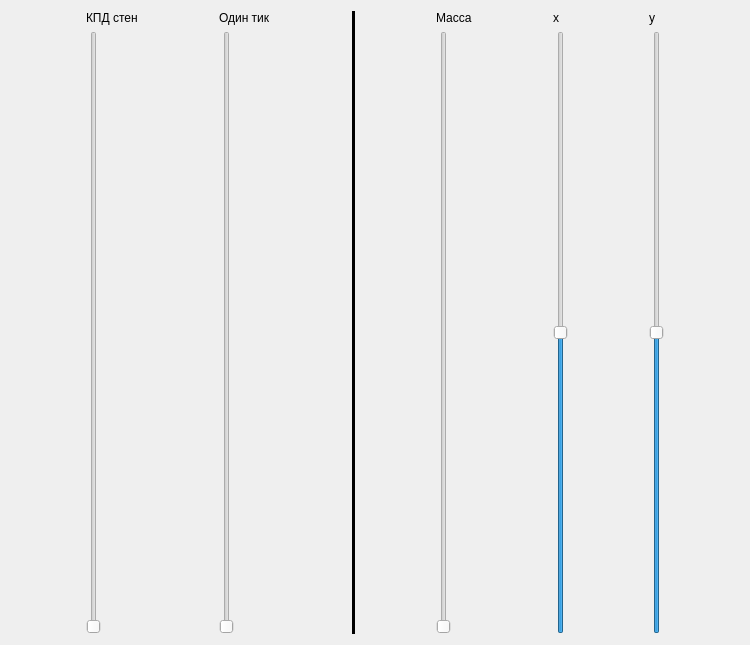
The window that design.ui (Migelit0/physics_engine) describes before a commit, drawn with Qt 5.
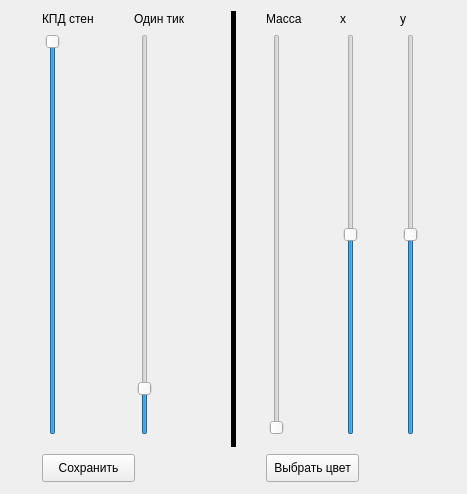
The same window after the commit.

Diff of the .ui file:
```diff
--- a/design.ui
+++ b/design.ui
@@ -6,30 +6,48 @@
    <rect>
     <x>0</x>
     <y>0</y>
-    <width>750</width>
-    <height>645</height>
+    <width>467</width>
+    <height>494</height>
    </rect>
   </property>
   <property name="windowTitle">
    <string>Form</string>
   </property>
-  <layout class="QGridLayout" name="gridLayout_2">
-   <item row="0" column="0">
     <widget class="QLabel" name="label_7">
+   <property name="geometry">
+    <rect>
+     <x>42</x>
+     <y>11</y>
+     <width>54</width>
+     <height>16</height>
+    </rect>
+   </property>
      <property name="text">
       <string>КПД стен</string>
      </property>
     </widget>
-   </item>
-   <item row="0" column="1">
     <widget class="QLabel" name="label_6">
+   <property name="geometry">
+    <rect>
+     <x>134</x>
+     <y>11</y>
+     <width>53</width>
+     <height>16</height>
+    </rect>
+   </property>
      <property name="text">
       <string>Один тик</string>
      </property>
     </widget>
-   </item>
-   <item row="0" column="2" rowspan="2">
     <widget class="Line" name="line_2">
+   <property name="geometry">
+    <rect>
+     <x>225</x>
+     <y>11</y>
+     <width>16</width>
+     <height>436</height>
+    </rect>
+   </property>
      <property name="sizePolicy">
       <sizepolicy hsizetype="Fixed" vsizetype="Minimum">
        <horstretch>0</horstretch>
@@ -52,7 +70,7 @@
       <enum>QFrame::Plain</enum>
      </property>
      <property name="lineWidth">
-      <number>10</number>
+    <number>5</number>
      </property>
      <property name="midLineWidth">
       <number>0</number>
@@ -61,44 +79,54 @@
       <enum>Qt::Vertical</enum>
      </property>
     </widget>
-   </item>
-   <item row="0" column="3">
     <widget class="QLabel" name="label_9">
+   <property name="geometry">
+    <rect>
+     <x>266</x>
+     <y>11</y>
+     <width>36</width>
+     <height>16</height>
+    </rect>
+   </property>
      <property name="text">
       <string>Масса</string>
      </property>
     </widget>
-   </item>
-   <item row="0" column="4">
     <widget class="QLabel" name="label_8">
+   <property name="geometry">
+    <rect>
+     <x>340</x>
+     <y>11</y>
+     <width>16</width>
+     <height>16</height>
+    </rect>
+   </property>
      <property name="text">
       <string>х</string>
      </property>
     </widget>
-   </item>
-   <item row="0" column="5">
     <widget class="QLabel" name="label_10">
+   <property name="geometry">
+    <rect>
+     <x>400</x>
+     <y>11</y>
+     <width>16</width>
+     <height>16</height>
+    </rect>
+   </property>
      <property name="text">
       <string>у</string>
      </property>
     </widget>
-   </item>
-   <item row="1" column="0">
-    <widget class="QSlider" name="k_slider">
-     <property name="orientation">
-      <enum>Qt::Vertical</enum>
-     </property>
-    </widget>
-   </item>
-   <item row="1" column="1">
-    <widget class="QSlider" name="time_slider">
-     <property name="orientation">
-      <enum>Qt::Vertical</enum>
-     </property>
-    </widget>
-   </item>
-   <item row="1" column="3">
     <widget class="QSlider" name="mass_slider">
+   <property name="geometry">
+    <rect>
+     <x>266</x>
+     <y>34</y>
+     <width>22</width>
+     <height>401</height>
+    </rect>
+   </property>
      <property name="maximum">
       <number>999999999</number>
      </property>
@@ -106,9 +134,15 @@
       <enum>Qt::Vertical</enum>
      </property>
     </widget>
-   </item>
-   <item row="1" column="4">
     <widget class="QSlider" name="x_slider">
+   <property name="geometry">
+    <rect>
+     <x>340</x>
+     <y>34</y>
+     <width>22</width>
+     <height>401</height>
+    </rect>
+   </property>
      <property name="minimum">
       <number>-1000</number>
      </property>
@@ -119,9 +153,15 @@
       <enum>Qt::Vertical</enum>
      </property>
     </widget>
-   </item>
-   <item row="1" column="5">
-    <widget class="QSlider" name="y_sllider">
+  <widget class="QSlider" name="y_slider">
+   <property name="geometry">
+    <rect>
+     <x>400</x>
+     <y>34</y>
+     <width>22</width>
+     <height>401</height>
+    </rect>
+   </property>
      <property name="minimum">
       <number>-1000</number>
      </property>
@@ -132,8 +172,67 @@
       <enum>Qt::Vertical</enum>
      </property>
     </widget>
-   </item>
-  </layout>
+  <widget class="QSlider" name="time_slider">
+   <property name="geometry">
+    <rect>
+     <x>134</x>
+     <y>34</y>
+     <width>22</width>
+     <height>401</height>
+    </rect>
+   </property>
+   <property name="maximum">
+    <number>1000</number>
+   </property>
+   <property name="value">
+    <number>100</number>
+   </property>
+   <property name="orientation">
+    <enum>Qt::Vertical</enum>
+   </property>
+  </widget>
+  <widget class="QSlider" name="k_slider">
+   <property name="geometry">
+    <rect>
+     <x>42</x>
+     <y>34</y>
+     <width>22</width>
+     <height>401</height>
+    </rect>
+   </property>
+   <property name="value">
+    <number>99</number>
+   </property>
+   <property name="orientation">
+    <enum>Qt::Vertical</enum>
+   </property>
+  </widget>
+  <widget class="QPushButton" name="save_button">
+   <property name="geometry">
+    <rect>
+     <x>42</x>
+     <y>454</y>
+     <width>93</width>
+     <height>28</height>
+    </rect>
+   </property>
+   <property name="text">
+    <string>Сохранить</string>
+   </property>
+  </widget>
+  <widget class="QPushButton" name="color_button">
+   <property name="geometry">
+    <rect>
+     <x>266</x>
+     <y>454</y>
+     <width>93</width>
+     <height>28</height>
+    </rect>
+   </property>
+   <property name="text">
+    <string>Выбрать цвет</string>
+   </property>
+  </widget>
  </widget>
  <resources/>
  <connections/>
```
Lines whose indentation alone changed are shown as unchanged.
